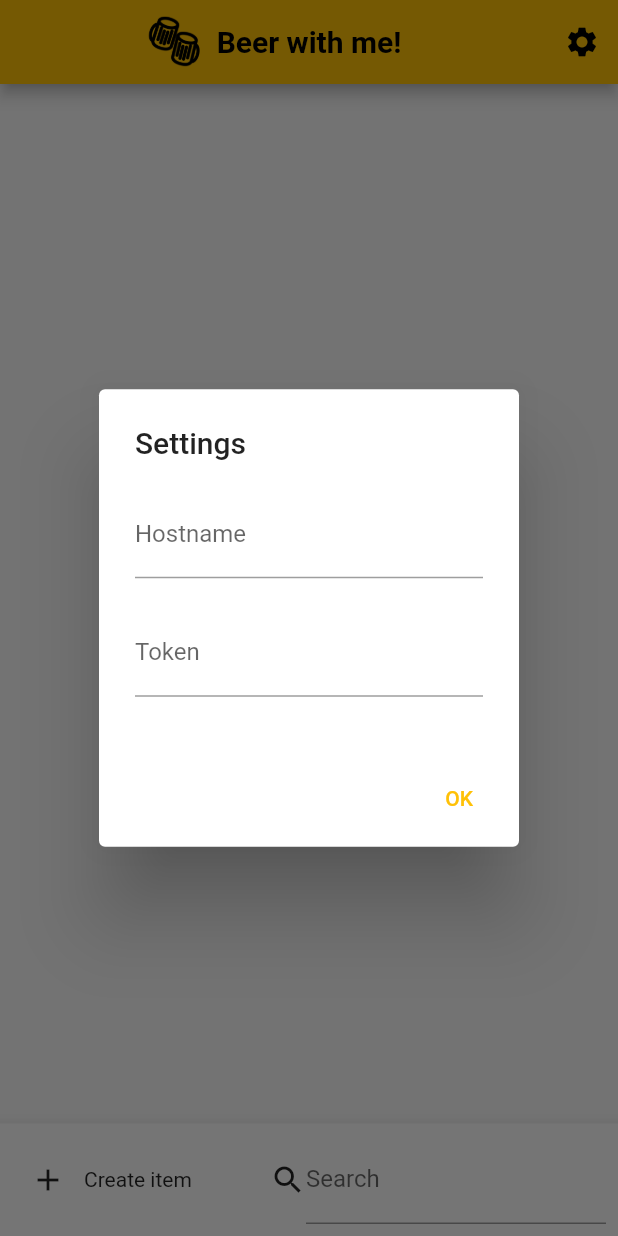
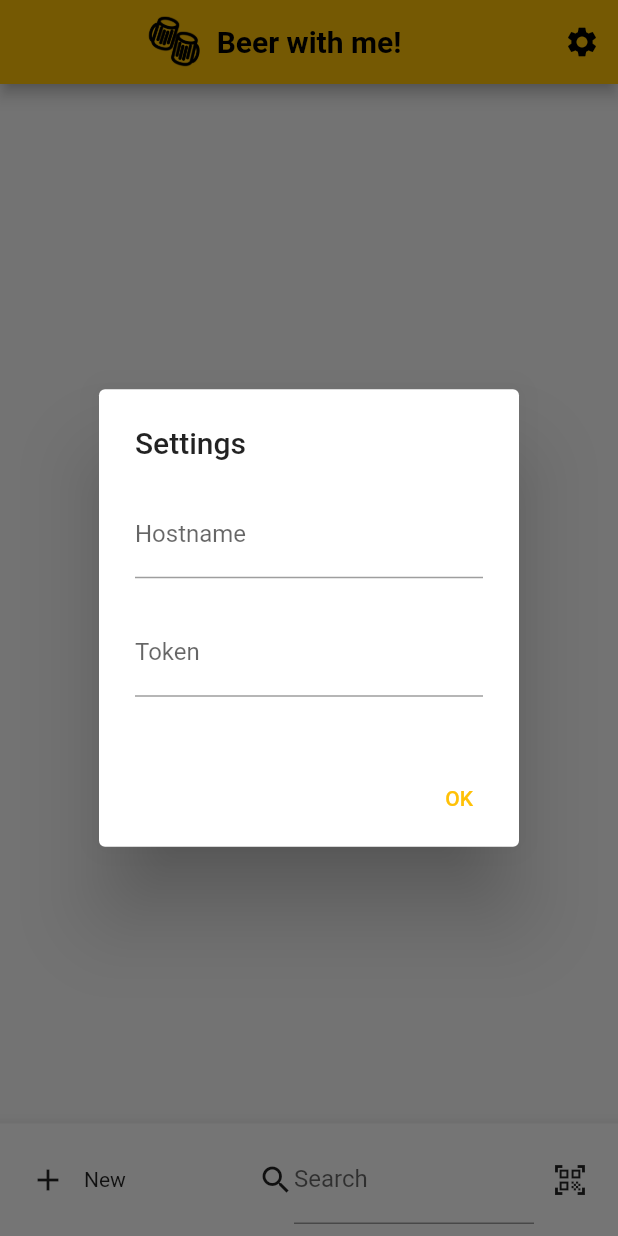
Before and after one commit to nicolaspernoud/beerwithme, a Flutter app: the screen it shows after launch, on a phone screen of 412 x 824 dp. Run offline on Flutter 3.47's test engine with Material 2 defaults, Android fonts, the phone set to English and light mode, and no system bars; our stand-ins replace easy_debounce, equatable, image_picker, shared_preferences; missing offline and left inert: flutter_barcode_scanner.

Commit message:
feat: added barcode scan for searching items

```diff
--- a/frontend/lib/i18n.dart
+++ b/frontend/lib/i18n.dart
@@ -24,18 +24,18 @@ class MyLocalizations {
       'category_created': 'Category created',
       'category_deleted': 'Category deleted',
       'category': 'Category',
-      'create_item': 'Create item',
+      'create_item': 'New',
       'description': 'Description',
       'edit_brand': 'Edit brand',
       'edit_category': 'Edit category',
       'edit_item': 'Edit item',
       'hostname': 'Hostname',
-      'item_created': 'Item created',
-      'item_deleted': 'Item deleted',
+      'item_created': 'Beverage created',
+      'item_deleted': 'Beverage deleted',
       'name': 'Name',
       'new_brand': 'New brand',
       'new_category': 'New category',
-      'new_item': 'New item',
+      'new_item': 'New beverage',
       'no_brands': 'No brands',
       'no_categories': 'No categories',
       'please_enter_some_text': 'Please enter some text',
@@ -64,12 +64,12 @@ class MyLocalizations {
       'edit_category': 'Éditer catégorie',
       'edit_item': 'Éditer',
       'hostname': 'Serveur',
-      'item_created': 'Objet créé',
-      'item_deleted': 'Objet supprimé',
+      'item_created': 'Boisson créée',
+      'item_deleted': 'Boisson supprimée',
       'name': 'Nom',
       'new_brand': 'Nouvelle marque',
       'new_category': 'Nouvelle catégorie',
-      'new_item': 'Nouvel objet',
+      'new_item': 'Nouvelle boisson',
       'no_brands': 'Aucune marque',
       'no_categories': 'Aucune catégorie',
       'please_enter_some_text': 'Veuillez entrer du texte',
```
Also changed, not shown: frontend/lib/components/items.dart (+33 -10 lines), frontend/lib/components/new_item.dart (+14 -11 lines), 2 other files.
